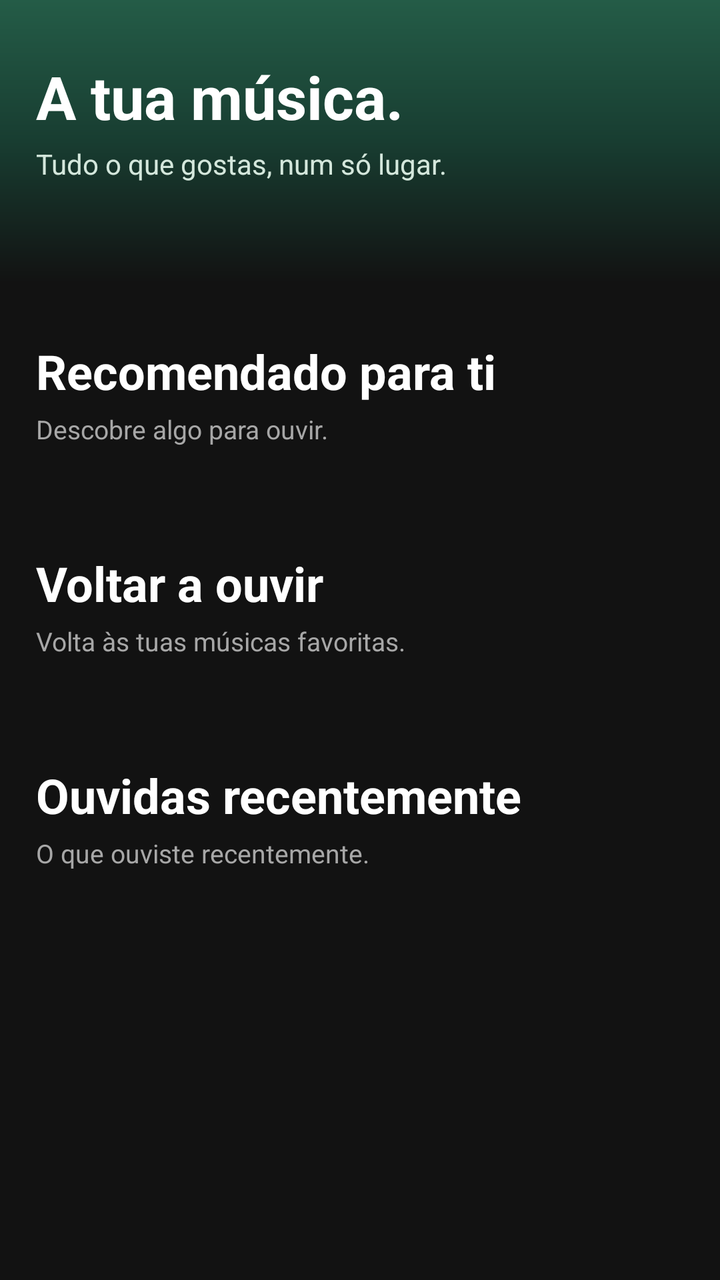
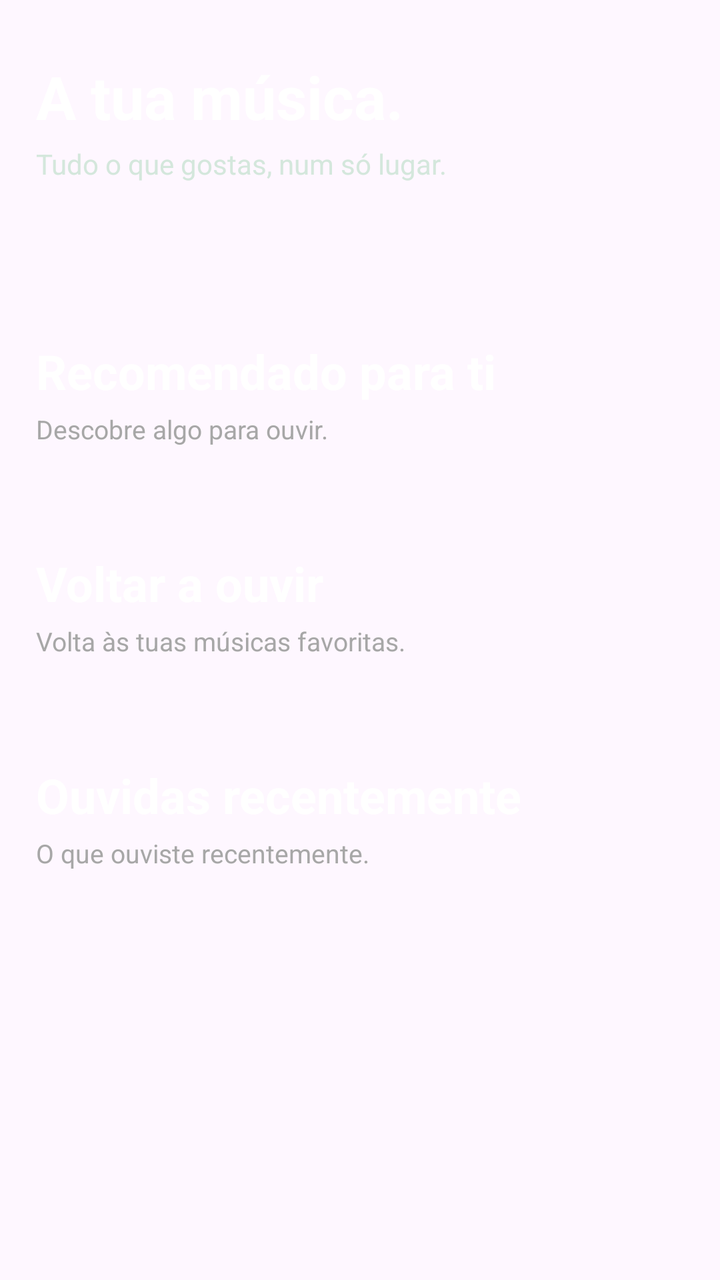

Compare the two renders of this Android layout. The source of the first and the diff that turns it into the second are given below.
<!-- AndroidManifest.xml: application theme Theme.SpotifyClone -->
<!-- res/layout/fragment_home.xml -->
<?xml version="1.0" encoding="utf-8"?>
<androidx.core.widget.NestedScrollView
        xmlns:android="http://schemas.android.com/apk/res/android"
        xmlns:app="http://schemas.android.com/apk/res-auto"
        xmlns:tools="http://schemas.android.com/tools"
        android:layout_width="match_parent"
        android:layout_height="match_parent"
        android:background="#121212"
        android:fillViewport="true"
        android:clipToPadding="false">

    <LinearLayout
            android:layout_width="match_parent"
            android:layout_height="wrap_content"
            android:orientation="vertical">

        
        <LinearLayout
                android:layout_width="match_parent"
                android:layout_height="wrap_content"
                android:background="@drawable/bg_home_header"
                android:orientation="vertical"
                android:paddingTop="28dp"
                android:paddingBottom="26dp">

            
            <TextView
                    android:layout_width="match_parent"
                    android:layout_height="wrap_content"
                    android:layout_marginStart="18dp"
                    android:layout_marginEnd="18dp"
                    android:text="A tua música."
                    android:textColor="#FFFFFF"
                    android:textSize="30sp"
                    android:textStyle="bold" />

            <TextView
                    android:layout_width="match_parent"
                    android:layout_height="wrap_content"
                    android:layout_marginStart="18dp"
                    android:layout_marginEnd="18dp"
                    android:layout_marginTop="4dp"
                    android:text="Tudo o que gostas, num só lugar."
                    android:textColor="#D4E7DC"
                    android:textSize="14sp" />

            
            <androidx.recyclerview.widget.RecyclerView
                    android:id="@+id/recyclerViewHomeGrid"
                    android:layout_width="match_parent"
                    android:layout_height="wrap_content"
                    android:layout_marginStart="8dp"
                    android:layout_marginEnd="8dp"
                    android:layout_marginTop="24dp"
                    android:nestedScrollingEnabled="false"
                    tools:layoutManager="androidx.recyclerview.widget.GridLayoutManager"
                    tools:spanCount="2" />

        </LinearLayout>

        
        <TextView
                android:layout_width="match_parent"
                android:layout_height="wrap_content"
                android:layout_marginStart="18dp"
                android:layout_marginEnd="18dp"
                android:layout_marginTop="28dp"
                android:text="Recomendado para ti"
                android:textColor="#FFFFFF"
                android:textSize="24sp"
                android:textStyle="bold" />

        <TextView
                android:layout_width="match_parent"
                android:layout_height="wrap_content"
                android:layout_marginStart="18dp"
                android:layout_marginEnd="18dp"
                android:layout_marginTop="4dp"
                android:text="Descobre algo para ouvir."
                android:textColor="#A7A7A7"
                android:textSize="13sp" />

        <androidx.recyclerview.widget.RecyclerView
                android:id="@+id/recyclerViewRecommended"
                android:layout_width="match_parent"
                android:layout_height="wrap_content"
                android:layout_marginTop="18dp"
                android:clipToPadding="false"
                android:nestedScrollingEnabled="false"
                android:paddingStart="18dp"
                android:paddingEnd="18dp"
                android:orientation="horizontal"
                app:layoutManager="androidx.recyclerview.widget.LinearLayoutManager" />

        
        <TextView
                android:layout_width="match_parent"
                android:layout_height="wrap_content"
                android:layout_marginStart="18dp"
                android:layout_marginEnd="18dp"
                android:layout_marginTop="34dp"
                android:text="Voltar a ouvir"
                android:textColor="#FFFFFF"
                android:textSize="24sp"
                android:textStyle="bold" />

        <TextView
                android:layout_width="match_parent"
                android:layout_height="wrap_content"
                android:layout_marginStart="18dp"
                android:layout_marginEnd="18dp"
                android:layout_marginTop="4dp"
                android:text="Volta às tuas músicas favoritas."
                android:textColor="#A7A7A7"
                android:textSize="13sp" />

        <androidx.recyclerview.widget.RecyclerView
                android:id="@+id/recyclerViewJumpBackIn"
                android:layout_width="match_parent"
                android:layout_height="wrap_content"
                android:layout_marginTop="18dp"
                android:clipToPadding="false"
                android:nestedScrollingEnabled="false"
                android:paddingStart="18dp"
                android:paddingEnd="18dp"
                android:orientation="horizontal"
                app:layoutManager="androidx.recyclerview.widget.LinearLayoutManager" />

        
        <TextView
                android:layout_width="match_parent"
                android:layout_height="wrap_content"
                android:layout_marginStart="18dp"
                android:layout_marginEnd="18dp"
                android:layout_marginTop="34dp"
                android:text="Ouvidas recentemente"
                android:textColor="#FFFFFF"
                android:textSize="24sp"
                android:textStyle="bold" />

        <TextView
                android:layout_width="match_parent"
                android:layout_height="wrap_content"
                android:layout_marginStart="18dp"
                android:layout_marginEnd="18dp"
                android:layout_marginTop="4dp"
                android:text="O que ouviste recentemente."
                android:textColor="#A7A7A7"
                android:textSize="13sp" />

        <androidx.recyclerview.widget.RecyclerView
                android:id="@+id/recyclerViewRecents"
                android:layout_width="match_parent"
                android:layout_height="wrap_content"
                android:layout_marginTop="18dp"
                android:layout_marginBottom="32dp"
                android:clipToPadding="false"
                android:nestedScrollingEnabled="false"
                android:paddingStart="18dp"
                android:paddingEnd="18dp"
                android:orientation="horizontal"
                app:layoutManager="androidx.recyclerview.widget.LinearLayoutManager" />

    </LinearLayout>

</androidx.core.widget.NestedScrollView>
<!-- resources referenced by this layout -->
<resources>
  <!-- drawable bg_home_header (drawable) -->
  <?xml version="1.0" encoding="utf-8"?>
  <shape xmlns:android="http://schemas.android.com/apk/res/android"
         android:shape="rectangle">
  
      <gradient
              android:angle="270"
              android:startColor="#245C47"
              android:centerColor="#183D31"
              android:endColor="#121212"
              android:type="linear" />
  
  </shape>
  <style name="Theme.SpotifyClone" parent="Base.Theme.SpotifyClone" />
  <style name="Base.Theme.SpotifyClone" parent="Theme.Material3.DayNight.NoActionBar">
          
          
      </style>
</resources>

<!-- the commit's change to res/layout/fragment_home.xml (unified diff, before → after) -->
@@ -5,7 +5,6 @@
         xmlns:tools="http://schemas.android.com/tools"
         android:layout_width="match_parent"
         android:layout_height="match_parent"
-        android:background="#121212"
         android:fillViewport="true"
         android:clipToPadding="false">
 
@@ -18,7 +17,6 @@
         <LinearLayout
                 android:layout_width="match_parent"
                 android:layout_height="wrap_content"
-                android:background="@drawable/bg_home_header"
                 android:orientation="vertical"
                 android:paddingTop="28dp"
                 android:paddingBottom="26dp">
<!-- resource entries referenced after the edit -->
@@ -1,18 +1,5 @@
 <!-- resources referenced by this layout -->
 <resources>
-  <!-- drawable bg_home_header (drawable) -->
-  <?xml version="1.0" encoding="utf-8"?>
-  <shape xmlns:android="http://schemas.android.com/apk/res/android"
-         android:shape="rectangle">
-  
-      <gradient
-              android:angle="270"
-              android:startColor="#245C47"
-              android:centerColor="#183D31"
-              android:endColor="#121212"
-              android:type="linear" />
-  
-  </shape>
   <style name="Theme.SpotifyClone" parent="Base.Theme.SpotifyClone" />
   <style name="Base.Theme.SpotifyClone" parent="Theme.Material3.DayNight.NoActionBar">
           
